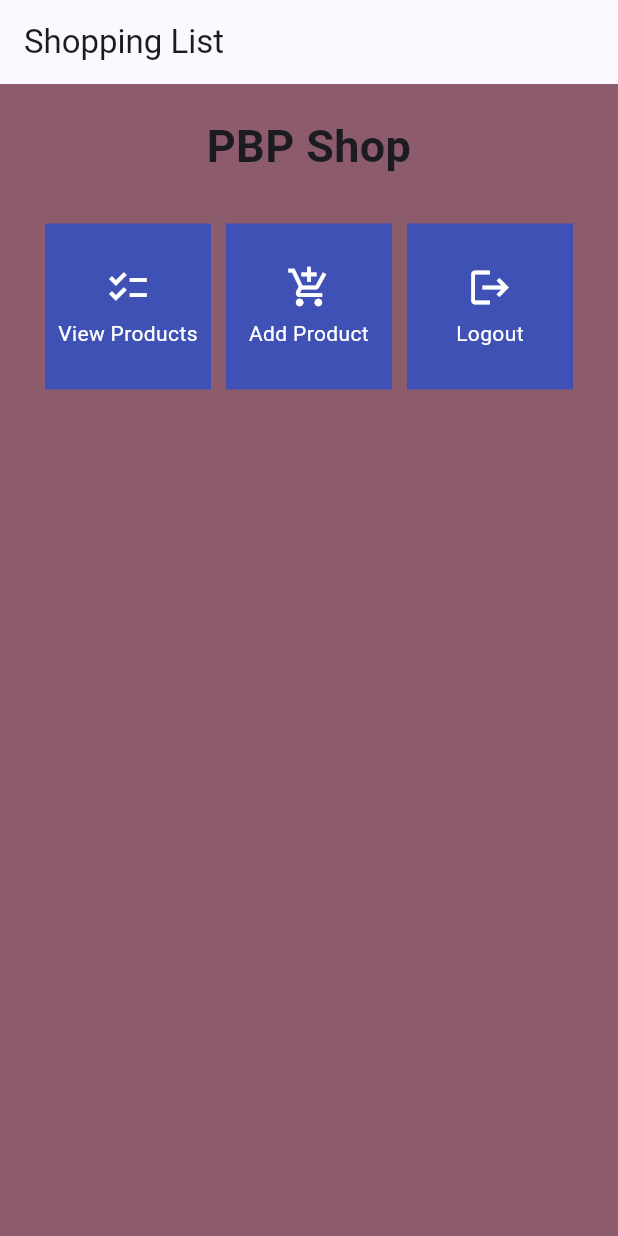
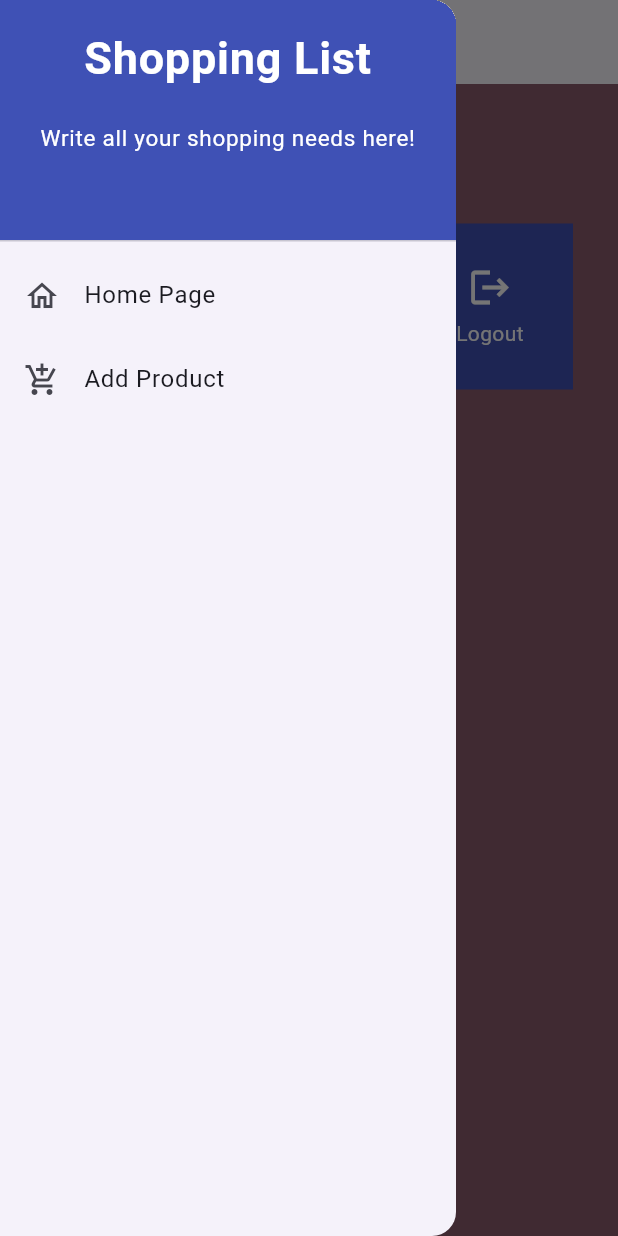
Before and after one commit to fransisco7william/flutter-tutorial, a Flutter app: the screen it shows after launch, with the side drawer open (before the commit the screen has no drawer), on a phone screen of 412 x 824 dp. Run offline on Flutter 3.47's test engine with Material 2 defaults, Android fonts, the phone set to English and light mode, and no system bars.

Commit message:
assignment 2

```diff
--- a/lib/main.dart
+++ b/lib/main.dart
@@ -1,5 +1,5 @@
 import 'package:flutter/material.dart';
-import 'package:shopping_list/menu.dart';
+import 'package:shopping_list/screens/menu.dart';
 
 void main() {
   runApp(const MyApp());
--- a/lib/menu.dart
+++ b/lib/screens/menu.dart
@@ -1,4 +1,6 @@
 import 'package:flutter/material.dart';
+import 'package:shopping_list/widgets/left_drawer.dart';
+import 'package:shopping_list/widgets/shop_card.dart';
 
 class MyHomePage extends StatelessWidget {
   MyHomePage({super.key});
@@ -33,6 +35,7 @@ class MyHomePage extends StatelessWidget {
           'Shopping List',
         ),
       ),
+      drawer: const LeftDrawer(),
       body: SingleChildScrollView(
         // Scrolling wrapper widget
         child: Padding(
@@ -73,55 +76,3 @@ class MyHomePage extends StatelessWidget {
     );
   }
 }
-
-class ShopItem {
-  final String name;
-  final IconData icon;
-
-  ShopItem(this.name, this.icon);
-}
-
-class ShopCard extends StatelessWidget {
-  final ShopItem item;
-
-  const ShopCard(this.item, {Key? key}); // Constructor
-
-  @override
-  Widget build(BuildContext context) {
-    return Material(
-      color: Colors.indigo,
-      child: InkWell(
-        // Responsive touch area
-        onTap: () {
-          // Show a SnackBar when clicked
-          ScaffoldMessenger.of(context)
-            ..hideCurrentSnackBar()
-            ..showSnackBar(SnackBar(
-                content: Text("You pressed the ${item.name} button!")));
-        },
-        child: Container(
-          // Container to hold Icon and Text
-          padding: const EdgeInsets.all(8),
-          child: Center(
-            child: Column(
-              mainAxisAlignment: MainAxisAlignment.center,
-              children: [
-                Icon(
-                  item.icon,
-                  color: Colors.white,
-                  size: 30.0,
-                ),
-                const Padding(padding: EdgeInsets.all(3)),
-                Text(
-                  item.name,
-                  textAlign: TextAlign.center,
-                  style: const TextStyle(color: Colors.white),
-                ),
-              ],
-            ),
-          ),
-        ),
-      ),
-    );
-  }
-}
--- /dev/null
+++ b/lib/widgets/left_drawer.dart
@@ -0,0 +1,71 @@
+import 'package:flutter/material.dart';
+import 'package:shopping_list/screens/menu.dart';
+import 'package:shopping_list/screens/shoplist_form.dart';
+
+class LeftDrawer extends StatelessWidget {
+  const LeftDrawer({super.key});
+
+  @override
+  Widget build(BuildContext context) {
+    return Drawer(
+      child: ListView(
+        children: [
+          const DrawerHeader(
+            decoration: BoxDecoration(
+              color: Colors.indigo,
+            ),
+            child: Column(
+              children: [
+                Text(
+                  'Shopping List',
+                  textAlign: TextAlign.center,
+                  style: TextStyle(
+                    fontSize: 30,
+                    fontWeight: FontWeight.bold,
+                    color: Colors.white,
+                  ),
+                ),
+                Padding(padding: EdgeInsets.all(10)),
+                Text(
+                  'Write all your shopping needs here!',
+                  textAlign: TextAlign.center,
+                  style: TextStyle(
+                    fontSize: 15,
+                    fontWeight: FontWeight.normal,
+                    color: Colors.white,
+                  ),
+                ),
+              ],
+            ),
+          ),
+          ListTile(
+            leading: const Icon(Icons.home_outlined),
+            title: const Text('Home Page'),
+            // redirect to MyHomePage
+            onTap: () {
+              Navigator.pushReplacement(
+                context,
+                MaterialPageRoute(
+                  builder: (context) => MyHomePage(),
+                ),
+              );
+            },
+          ),
+          ListTile(
+            leading: const Icon(Icons.add_shopping_cart),
+            title: const Text('Add Product'),
+            // redirect to ShopFormPage
+            onTap: () {
+              Navigator.push(
+                context,
+                MaterialPageRoute(
+                  builder: (context) => const ShopFormPage(),
+                ),
+              );
+            },
+          ),
+        ],
+      ),
+    );
+  }
+}
--- /dev/null
+++ b/lib/widgets/shop_card.dart
@@ -0,0 +1,63 @@
+import 'package:flutter/material.dart';
+import 'package:shopping_list/screens/shoplist_form.dart';
+
+class ShopItem {
+  final String name;
+  final IconData icon;
+
+  ShopItem(this.name, this.icon);
+}
+
+class ShopCard extends StatelessWidget {
+  final ShopItem item;
+
+  const ShopCard(this.item, {Key? key}); // Constructor
+
+  @override
+  Widget build(BuildContext context) {
+    return Material(
+      color: Colors.indigo,
+      child: InkWell(
+        // Responsive touch area
+        onTap: () {
+          // Show SnackBar when clicked
+          ScaffoldMessenger.of(context)
+            ..hideCurrentSnackBar()
+            ..showSnackBar(SnackBar(
+                content: Text("You pressed the ${item.name} button!")));
+          // Navigate to the appropriate route (depending on the button type)
+          if (item.name == "Add Product") {
+            Navigator.push(
+                context,
+                MaterialPageRoute(
+                  builder: (context) => const ShopFormPage(),
+                ),
+              );
+          }
+        },
+        child: Container(
+          // Container to hold Icon and Text
+          padding: const EdgeInsets.all(8),
+          child: Center(
+            child: Column(
+              mainAxisAlignment: MainAxisAlignment.center,
+              children: [
+                Icon(
+                  item.icon,
+                  color: Colors.white,
+                  size: 30.0,
+                ),
+                const Padding(padding: EdgeInsets.all(3)),
+                Text(
+                  item.name,
+                  textAlign: TextAlign.center,
+                  style: const TextStyle(color: Colors.white),
+                ),
+              ],
+            ),
+          ),
+        ),
+      ),
+    );
+  }
+}
--- a/pubspec.yaml
+++ b/pubspec.yaml
@@ -35,6 +35,7 @@ dependencies:
   # The following adds the Cupertino Icons font to your application.
   # Use with the CupertinoIcons class for iOS style icons.
   cupertino_icons: ^1.0.2
+  intl: ^0.18.1
 
 dev_dependencies:
   flutter_test:
```
Also changed, not shown: lib/screens/shoplist_form.dart (added, +199 -0 lines), pubspec.lock.
